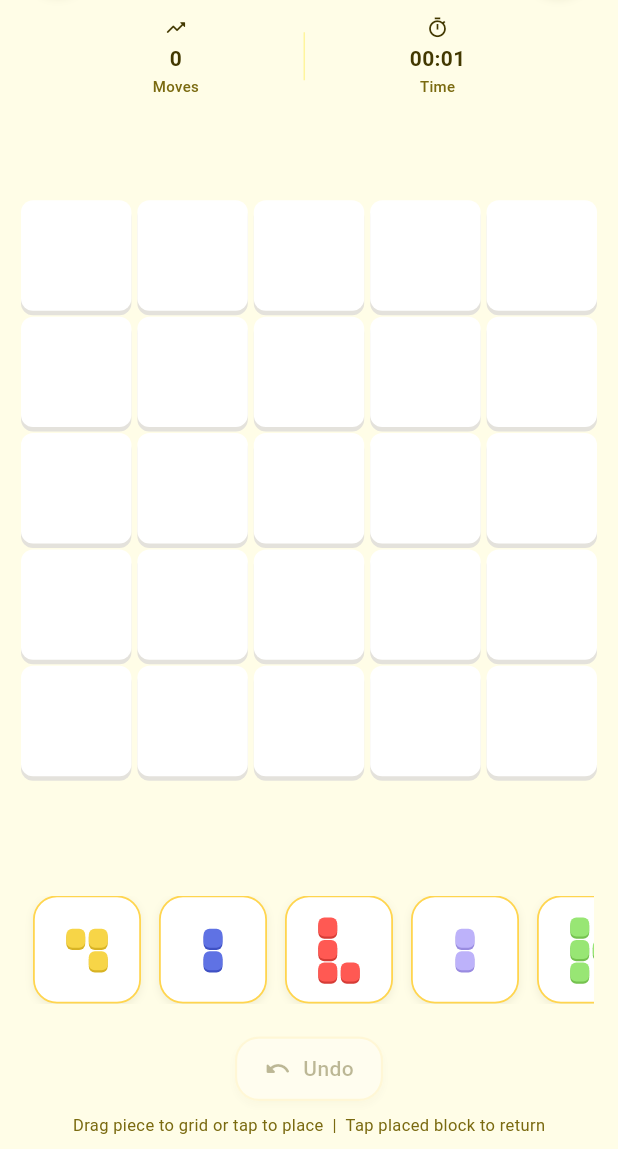
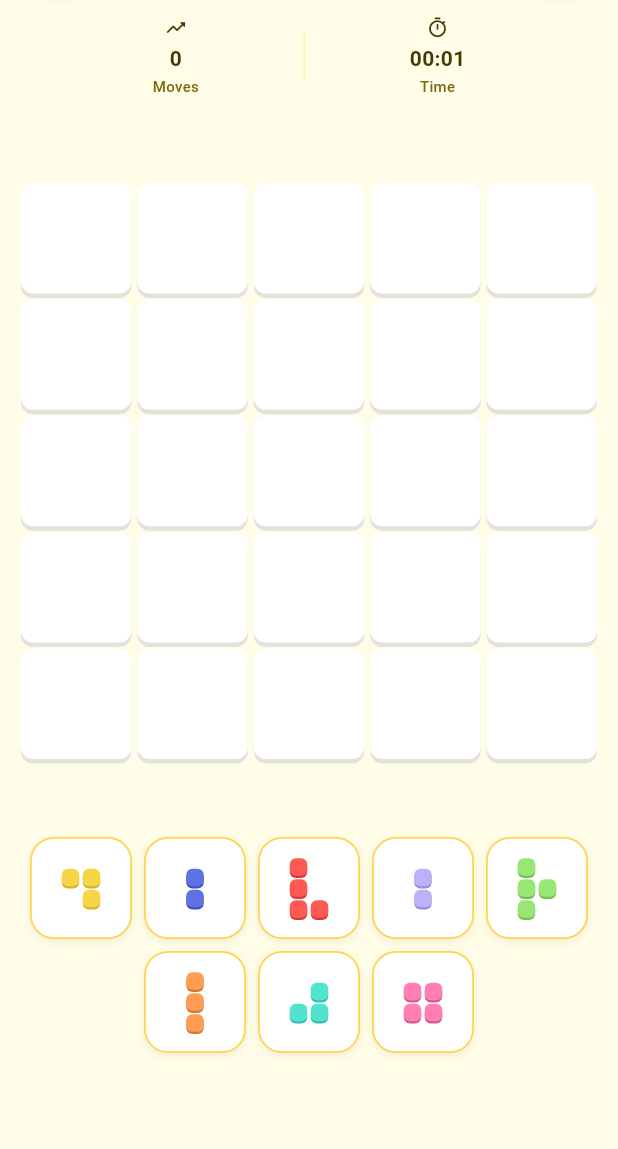
Before and after one commit to sidhant947/BlockSort, a Flutter app: the LevelSelectView screen opened directly, after a tap on an icon or button, on a phone screen of 412 x 824 dp, the part 87-1236 px from its top. Run offline on Flutter 3.47's test engine with Material 3 defaults, Android fonts, the phone set to English and light mode, and no system bars; our stand-ins replace flutter_riverpod, hive, hive_flutter, material_ui; accounts and stored records are empty.

Commit message:
Update V1.0.1 , Close #1

```diff
--- a/lib/domain/models/game_level.dart
+++ b/lib/domain/models/game_level.dart
@@ -28,7 +28,12 @@ class BlockPiece {
     required this.height,
     required this.colorIndex,
     required this.targetPos,
-  });
+    List<Coord>? originalCells,
+    int? originalWidth,
+    int? originalHeight,
+  })  : originalCells = originalCells ?? cells,
+        originalWidth = originalWidth ?? width,
+        originalHeight = originalHeight ?? height;
 
   final int id;
   final List<Coord> cells;
@@ -36,11 +41,44 @@ class BlockPiece {
   final int height;
   final int colorIndex;
   final Coord targetPos;
+  final List<Coord> originalCells;
+  final int originalWidth;
+  final int originalHeight;
 
   int get area => cells.length;
 
   List<Coord> placedCoords(int r, int c) {
     return cells.map((cell) => Coord(r + cell.r, c + cell.c)).toList();
+  }
+
+  BlockPiece rotate90() {
+    final rotatedCells =
+        cells.map((cell) => Coord(cell.c, height - 1 - cell.r)).toList();
+    return BlockPiece(
+      id: id,
+      cells: rotatedCells,
+      width: height,
+      height: width,
+      colorIndex: colorIndex,
+      targetPos: targetPos,
+      originalCells: originalCells,
+      originalWidth: originalWidth,
+      originalHeight: originalHeight,
+    );
+  }
+
+  BlockPiece resetRotation() {
+    return BlockPiece(
+      id: id,
+      cells: originalCells,
+      width: originalWidth,
+      height: originalHeight,
+      colorIndex: colorIndex,
+      targetPos: targetPos,
+      originalCells: originalCells,
+      originalWidth: originalWidth,
+      originalHeight: originalHeight,
+    );
   }
 }
 
--- a/lib/ui/features/game/views/game_view.dart
+++ b/lib/ui/features/game/views/game_view.dart
@@ -1,4 +1,5 @@
 import 'dart:math' as math;
+
 import 'package:material_ui/material_ui.dart';
 import 'package:flutter_riverpod/flutter_riverpod.dart';
 import 'package:url_launcher/url_launcher.dart';
@@ -74,16 +75,44 @@ class _GameViewState extends ConsumerState<GameView> {
       }
     });
 
+    final showHint =
+        settings.isHintEnabled &&
+        !state.isComplete &&
+        !state.isLoading &&
+        state.level != null;
+
     return Scaffold(
       backgroundColor: AppColors.bg,
+      floatingActionButton: showHint
+          ? FloatingActionButton(
+              heroTag: 'hint_fab',
+              onPressed: () {
+                AppHaptics.lightImpact();
+                ref.read(gameViewModelProvider.notifier).revealHint();
+              },
+              backgroundColor: AppColors.surface,
+              elevation: 4,
+              shape: RoundedRectangleBorder(
+                borderRadius: BorderRadius.circular(16),
+                side: BorderSide(color: AppColors.border, width: 1.5),
+              ),
+              child: const Icon(
+                Icons.lightbulb_rounded,
+                color: Color(0xFFFFCC00),
+                size: 26,
+              ),
+            )
+          : null,
       body: SafeArea(
         child: Stack(
           children: [
             Column(
               children: [
                 Padding(
-                  padding:
-                      const EdgeInsets.symmetric(horizontal: 16, vertical: 8),
+                  padding: const EdgeInsets.symmetric(
+                    horizontal: 16,
+                    vertical: 8,
+                  ),
                   child: Row(
                     mainAxisAlignment: MainAxisAlignment.spaceBetween,
                     children: [
@@ -152,6 +181,12 @@ class _GameViewState extends ConsumerState<GameView> {
     final level = state.level;
     if (level == null) return const SizedBox.shrink();
 
+    return LayoutBuilder(
+      builder: (context, constraints) {
+        final trayHeight = math
+            .min((constraints.maxHeight - 45) * 0.30, 200.0)
+            .clamp(160.0, 210.0);
+
         return Column(
           children: [
             Padding(
@@ -159,7 +194,11 @@ class _GameViewState extends ConsumerState<GameView> {
               child: Row(
                 mainAxisAlignment: MainAxisAlignment.spaceEvenly,
                 children: [
-              _stat('Moves', '${state.moveCount}', Icons.trending_up_rounded),
+                  _stat(
+                    'Moves',
+                    '${state.moveCount}',
+                    Icons.trending_up_rounded,
+                  ),
                   _verticalDivider(),
                   _stat(
                     'Time',
@@ -184,131 +223,14 @@ class _GameViewState extends ConsumerState<GameView> {
               _buildCompletionBottomBar(state)
             else ...[
               SizedBox(
-            height: 104,
+                height: trayHeight,
                 child: _buildPieceTray(state, level),
               ),
-          const SizedBox(height: 6),
-          Row(
-            mainAxisAlignment: MainAxisAlignment.center,
-            children: [
-              GestureDetector(
-                onTap: (state.canUndo && !state.isComplete)
-                    ? () {
-                        AppHaptics.lightImpact();
-                        ref.read(gameViewModelProvider.notifier).undo();
-                      }
-                    : null,
-                child: Opacity(
-                  opacity: (state.canUndo && !state.isComplete) ? 1.0 : 0.35,
-                  child: Container(
-                    padding: const EdgeInsets.symmetric(
-                        horizontal: 18, vertical: 10),
-                    decoration: BoxDecoration(
-                      color: AppColors.surface,
-                      borderRadius: BorderRadius.circular(16),
-                      border: Border.all(
-                        color: (state.canUndo && !state.isComplete)
-                            ? AppColors.border
-                            : AppColors.border.withValues(alpha: 0.4),
-                        width: 1.5,
-                      ),
-                      boxShadow: [
-                        BoxShadow(
-                          color: AppColors.headingDark.withValues(alpha: 0.08),
-                          offset: const Offset(0, 3),
-                          blurRadius: 4,
-                        ),
-                      ],
-                    ),
-                    child: Row(
-                      mainAxisSize: MainAxisSize.min,
-                      children: [
-                        Icon(
-                          Icons.undo_rounded,
-                          color: AppColors.headingDark,
-                          size: 18,
-                        ),
-                        const SizedBox(width: 8),
-                        Text(
-                          'Undo',
-                          style: TextStyle(
-                            fontSize: 14,
-                            fontWeight: FontWeight.w500,
-                            color: AppColors.headingDark,
-                          ),
-                        ),
-                      ],
-                    ),
-                  ),
-                ),
-              ),
-              if (ref.watch(settingsProvider).isHintEnabled) ...[
-                const SizedBox(width: 12),
-                GestureDetector(
-                  onTap: !state.isComplete
-                      ? () =>
-                          ref.read(gameViewModelProvider.notifier).revealHint()
-                      : null,
-                  child: Opacity(
-                    opacity: !state.isComplete ? 1.0 : 0.35,
-                    child: Container(
-                      padding: const EdgeInsets.symmetric(
-                          horizontal: 18, vertical: 10),
-                      decoration: BoxDecoration(
-                        color: AppColors.surface,
-                        borderRadius: BorderRadius.circular(16),
-                        border: Border.all(
-                          color: !state.isComplete
-                              ? AppColors.border
-                              : AppColors.border.withValues(alpha: 0.4),
-                          width: 1.5,
-                        ),
-                        boxShadow: [
-                          BoxShadow(
-                            color:
-                                AppColors.headingDark.withValues(alpha: 0.08),
-                            offset: const Offset(0, 3),
-                            blurRadius: 4,
-                          ),
-                        ],
-                      ),
-                      child: Row(
-                        mainAxisSize: MainAxisSize.min,
-                        children: [
-                          const Icon(
-                            Icons.lightbulb_rounded,
-                            color: Color(0xFFFFCC00),
-                            size: 18,
-                          ),
-                          const SizedBox(width: 8),
-                          Text(
-                            'Hint',
-                            style: TextStyle(
-                              fontSize: 14,
-                              fontWeight: FontWeight.w500,
-                              color: AppColors.headingDark,
-                            ),
-                          ),
-                        ],
-                      ),
-                    ),
-                  ),
-                ),
+              const SizedBox(height: 8),
             ],
           ],
-          ),
-          Padding(
-            padding: const EdgeInsets.symmetric(vertical: 8),
-            child: Text(
-              'Drag piece to grid or tap to place  |  Tap placed block to return',
-              style: TextStyle(
-                fontSize: 11,
-                color: AppColors.subtext,
-              ),
-            ),
-          ),
-        ],
-      ],
+        );
+      },
     );
   }
 
@@ -322,18 +244,17 @@ class _GameViewState extends ConsumerState<GameView> {
       final p = level.getPieceById(state.previewPlacement!.pieceId);
       if (p != null) {
         previewCoords = p
-            .placedCoords(
-              state.previewPlacement!.r,
-              state.previewPlacement!.c,
-            )
+            .placedCoords(state.previewPlacement!.r, state.previewPlacement!.c)
             .toSet();
       }
     }
 
     return LayoutBuilder(
       builder: (context, constraints) {
-        final sideLength =
-            math.min(constraints.maxWidth, constraints.maxHeight);
+        final sideLength = math.min(
+          constraints.maxWidth,
+          constraints.maxHeight,
+        );
         final cellSize = sideLength / n;
 
         return DragTarget<BlockPiece>(
@@ -394,8 +315,8 @@ class _GameViewState extends ConsumerState<GameView> {
                             Widget cellWidget;
                             if (pieceId != null) {
                               final piece = level.getPieceById(pieceId);
-                              final theme = _blockThemes[
-                                  (piece?.colorIndex ?? pieceId) %
+                              final theme =
+                                  _blockThemes[(piece?.colorIndex ?? pieceId) %
                                       _blockThemes.length];
                               cellWidget = GestureDetector(
                                 onTap: () {
@@ -419,20 +340,21 @@ class _GameViewState extends ConsumerState<GameView> {
                                 ),
                               );
                             } else if (isPreview) {
-                              final previewPiece = state.previewPlacement != null
+                              final previewPiece =
+                                  state.previewPlacement != null
                                   ? level.getPieceById(
-                                      state.previewPlacement!.pieceId)
+                                      state.previewPlacement!.pieceId,
+                                    )
                                   : null;
-                              final previewTheme = _blockThemes[
-                                  (previewPiece?.colorIndex ?? 0) %
+                              final previewTheme =
+                                  _blockThemes[(previewPiece?.colorIndex ?? 0) %
                                       _blockThemes.length];
 
                               cellWidget = Container(
                                 margin: const EdgeInsets.all(2.0),
                                 decoration: BoxDecoration(
                                   color: isValidPreview
-                                      ? previewTheme.bg
-                                          .withValues(alpha: 0.75)
+                                      ? previewTheme.bg.withValues(alpha: 0.75)
                                       : Colors.red.withValues(alpha: 0.5),
                                   borderRadius: BorderRadius.circular(8),
                                   border: Border.all(
@@ -450,7 +372,10 @@ class _GameViewState extends ConsumerState<GameView> {
                                     ref
                                         .read(gameViewModelProvider.notifier)
                                         .placePiece(
-                                            state.selectedPieceId!, r, c);
+                                          state.selectedPieceId!,
+                                          r,
+                                          c,
+                                        );
                                   }
                                 },
                                 child: Container(
@@ -463,7 +388,8 @@ class _GameViewState extends ConsumerState<GameView> {
                                     border: isDark
                                         ? Border.all(
                                             color: AppColors.gridLines,
-                                            width: 1.0)
+                                            width: 1.0,
+                                          )
                                         : null,
                                     boxShadow: [
                                       BoxShadow(
@@ -500,22 +426,26 @@ class _GameViewState extends ConsumerState<GameView> {
       return const SizedBox.shrink();
     }
 
+    final isHintEnabled = ref.watch(settingsProvider).isHintEnabled;
+
     return Container(
-      padding: const EdgeInsets.symmetric(horizontal: 16, vertical: 8),
+      margin: const EdgeInsets.fromLTRB(12, 0, 12, 0),
+      // padding: const EdgeInsets.symmetric(horizontal: 8, vertical: 8),
+      child: SingleChildScrollView(
+        scrollDirection: Axis.vertical,
+        physics: const BouncingScrollPhysics(),
+        padding: EdgeInsets.only(bottom: isHintEnabled ? 56 : 4),
         child: Center(
-        child: SingleChildScrollView(
-          scrollDirection: Axis.horizontal,
-          physics: const BouncingScrollPhysics(),
-          child: Row(
-            mainAxisSize: MainAxisSize.min,
+          child: Wrap(
+            spacing: 8.0,
+            runSpacing: 8.0,
+            alignment: WrapAlignment.center,
             children: unplaced.map((piece) {
               final isSelected = state.selectedPieceId == piece.id;
               final theme =
                   _blockThemes[piece.colorIndex % _blockThemes.length];
 
-              return Padding(
-                padding: const EdgeInsets.symmetric(horizontal: 6.0),
-                child: Draggable<BlockPiece>(
+              return Draggable<BlockPiece>(
                 data: piece,
                 feedback: Material(
                   color: Colors.transparent,
@@ -538,10 +468,9 @@ class _GameViewState extends ConsumerState<GameView> {
                   onTap: () {
                     ref
                         .read(gameViewModelProvider.notifier)
-                          .selectPiece(piece.id);
+                        .rotatePiece(piece.id);
                   },
                   child: _pieceCard(piece, theme, isSelected: isSelected),
-                  ),
                 ),
               );
             }).toList(),
@@ -557,12 +486,12 @@ class _GameViewState extends ConsumerState<GameView> {
     required bool isSelected,
   }) {
     final maxDim = math.max(piece.width, piece.height);
-    final double cellSize = math.min(48.0 / maxDim, 15.0);
+    final double cellSize = math.min(44.0 / maxDim, 14.0);
 
     return AnimatedContainer(
       duration: const Duration(milliseconds: 150),
-      width: 72,
-      height: 72,
+      width: 68,
+      height: 68,
       decoration: BoxDecoration(
         color: AppColors.surface,
         borderRadius: BorderRadius.circular(16),
@@ -654,10 +583,7 @@ class _GameViewState extends ConsumerState<GameView> {
           decoration: BoxDecoration(
             color: AppColors.surface,
             shape: BoxShape.circle,
-            border: Border.all(
-              color: AppColors.border,
-              width: 1.5,
-            ),
+            border: Border.all(color: AppColors.border, width: 1.5),
             boxShadow: [
               BoxShadow(
                 color: AppColors.headingDark.withValues(alpha: 0.08),
@@ -666,11 +592,7 @@ class _GameViewState extends ConsumerState<GameView> {
               ),
             ],
           ),
-          child: Icon(
-            icon,
-            size: iconSize,
-            color: AppColors.headingDark,
-          ),
+          child: Icon(icon, size: iconSize, color: AppColors.headingDark),
         ),
       ),
     );
@@ -686,11 +608,7 @@ class _GameViewState extends ConsumerState<GameView> {
     return Column(
       mainAxisSize: MainAxisSize.min,
       children: [
-        Icon(
-          icon,
-          size: 15,
-          color: AppColors.headingDark,
-        ),
+        Icon(icon, size: 15, color: AppColors.headingDark),
         const SizedBox(height: 3),
         Text(
           value,
@@ -714,11 +632,7 @@ class _GameViewState extends ConsumerState<GameView> {
   }
 
   Widget _verticalDivider() {
-    return Container(
-      width: 1,
-      height: 32,
-      color: AppColors.gridLines,
-    );
+    return Container(width: 1, height: 32, color: AppColors.gridLines);
   }
 
   Future<void> _onLevelComplete(GameViewModelState state) async {
@@ -884,7 +798,8 @@ class _ConfettiExplosionState extends State<ConfettiExplosion>
     for (int i = 0; i < 80; i++) {
       final double angle = _random.nextDouble() * 2 * math.pi;
       final double speed = 150 + _random.nextDouble() * 250;
-      _particles.add(ConfettiParticle(
+      _particles.add(
+        ConfettiParticle(
           x: 0.5,
           y: 0.4,
           vx: math.cos(angle) * speed,
@@ -894,7 +809,8 @@ class _ConfettiExplosionState extends State<ConfettiExplosion>
           rotationSpeed: (_random.nextDouble() - 0.5) * 10,
           color: colors[_random.nextInt(colors.length)],
           isCircle: _random.nextBool(),
-      ));
+        ),
+      );
     }
     _controller.forward(from: 0.0);
   }
@@ -949,7 +865,10 @@ class ConfettiPainter extends CustomPainter {
       } else {
         canvas.drawRect(
           Rect.fromCenter(
-              center: Offset.zero, width: p.size, height: p.size * 0.6),
+            center: Offset.zero,
+            width: p.size,
+            height: p.size * 0.6,
+          ),
           paint,
         );
       }
--- a/pubspec.yaml
+++ b/pubspec.yaml
@@ -16,7 +16,7 @@ publish_to: 'none' # Remove this line if you wish to publish to pub.dev
 # https://developer.apple.com/library/archive/documentation/General/Reference/InfoPlistKeyReference/Articles/CoreFoundationKeys.html
 # In Windows, build-name is used as the major, minor, and patch parts
 # of the product and file versions while build-number is used as the build suffix.
-version: 1.0.0+1
+version: 1.0.1+2
 
 environment:
   sdk: ^3.14.0
```
Also changed, not shown: lib/ui/features/game/view_models/game_view_model.dart (+41 -3 lines), pubspec.lock, 1 other file. Lines whose indentation alone changed are shown as unchanged.
